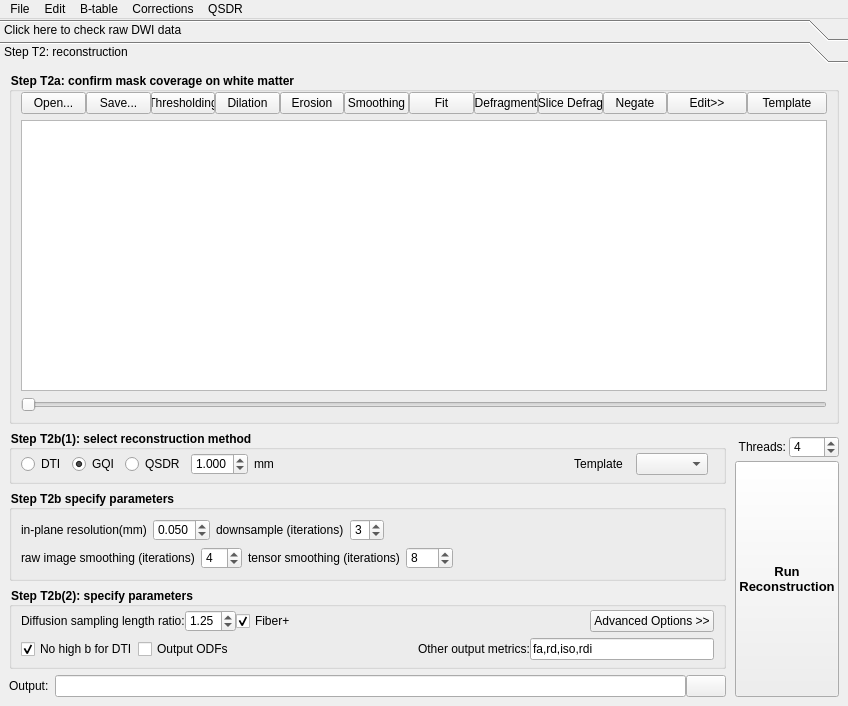
The window that reconstruction/reconstruction_window.ui (frankyeh/DSI-Studio) describes before a commit, drawn with Qt 5.
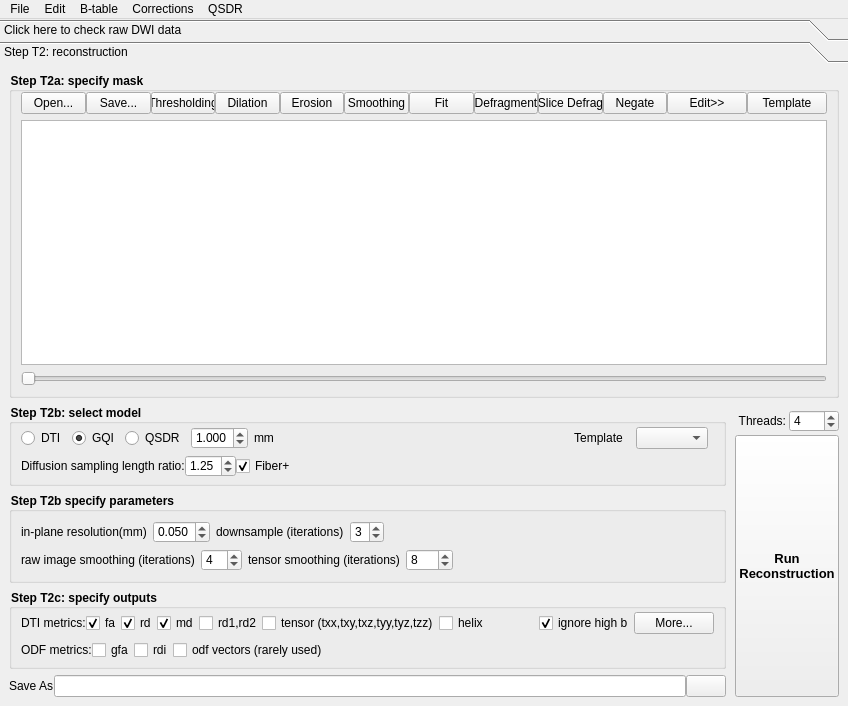
The same window after the commit. Icons and pictures are not drawn.

Commit message: revise reconstruction metrics output

What changed in the file:
```diff
--- a/reconstruction/reconstruction_window.ui
+++ b/reconstruction/reconstruction_window.ui
@@ -394,7 +394,7 @@
          <x>0</x>
          <y>0</y>
          <width>848</width>
-         <height>636</height>
+         <height>637</height>
         </rect>
        </property>
        <attribute name="label">
@@ -404,7 +404,7 @@
         <item>
          <widget class="QGroupBox" name="groupBox_2">
           <property name="title">
-           <string>Step T2a: confirm mask coverage on white matter</string>
+           <string>Step T2a: specify mask</string>
           </property>
           <layout class="QVBoxLayout" name="verticalLayout_2">
            <property name="topMargin">
@@ -594,7 +594,7 @@
             <item>
              <widget class="QGroupBox" name="method_group">
               <property name="title">
-               <string>Step T2b(1): select reconstruction method</string>
+               <string>Step T2b: select model</string>
               </property>
               <layout class="QVBoxLayout" name="verticalLayout_10">
                <property name="spacing">
@@ -711,6 +711,95 @@
                  </item>
                 </layout>
                </item>
+               <item>
+                <layout class="QHBoxLayout" name="horizontalLayout_2">
+                 <property name="spacing">
+                  <number>0</number>
+                 </property>
+                 <property name="topMargin">
+                  <number>0</number>
+                 </property>
+                 <property name="rightMargin">
+                  <number>0</number>
+                 </property>
+                 <item>
+                  <widget class="QWidget" name="GQIOption_2" native="true">
+                   <layout class="QHBoxLayout" name="GQIOption">
+                    <property name="spacing">
+                     <number>0</number>
+                    </property>
+                    <property name="leftMargin">
+                     <number>0</number>
+                    </property>
+                    <property name="topMargin">
+                     <number>0</number>
+                    </property>
+                    <property name="rightMargin">
+                     <number>0</number>
+                    </property>
+                    <property name="bottomMargin">
+                     <number>0</number>
+                    </property>
+                    <item>
+                     <widget class="QLabel" name="label_7">
+                      <property name="text">
+                       <string>Diffusion sampling length ratio:</string>
+                      </property>
+                     </widget>
+                    </item>
+                    <item>
+                     <widget class="QDoubleSpinBox" name="diffusion_sampling">
+                      <property name="maximumSize">
+                       <size>
+                        <width>75</width>
+                        <height>16777215</height>
+                       </size>
+                      </property>
+                      <property name="decimals">
+                       <number>2</number>
+                      </property>
+                      <property name="minimum">
+                       <double>0.050000000000000</double>
+                      </property>
+                      <property name="maximum">
+                       <double>3.000000000000000</double>
+                      </property>
+                      <property name="singleStep">
+                       <double>0.050000000000000</double>
+                      </property>
+                      <property name="value">
+                       <double>1.250000000000000</double>
+                      </property>
+                     </widget>
+                    </item>
+                    <item>
+                     <widget class="QCheckBox" name="odf_resolving">
+                      <property name="text">
+                       <string>Fiber+</string>
+                      </property>
+                      <property name="checked">
+                       <bool>true</bool>
+                      </property>
+                     </widget>
+                    </item>
+                    <item>
+                     <spacer name="horizontalSpacer_5">
+                      <property name="orientation">
+                       <enum>Qt::Horizontal</enum>
+                      </property>
+                      <property name="sizeHint" stdset="0">
+                       <size>
+                        <width>40</width>
+                        <height>20</height>
+                       </size>
+                      </property>
+                     </spacer>
+                    </item>
+                   </layout>
+                  </widget>
+                 </item>
+                </layout>
+               </item>
               </layout>
              </widget>
             </item>
@@ -855,12 +944,9 @@
             <item>
              <widget class="QGroupBox" name="param_group">
               <property name="title">
-               <string>Step T2b(2): specify parameters</string>
+               <string>Step T2c: specify outputs</string>
               </property>
-              <layout class="QVBoxLayout" name="verticalLayout_7">
-               <property name="spacing">
-                <number>6</number>
-               </property>
+              <layout class="QVBoxLayout" name="verticalLayout_15">
                <property name="topMargin">
                 <number>3</number>
                </property>
@@ -868,19 +954,153 @@
                 <number>6</number>
                </property>
                <item>
-                <layout class="QHBoxLayout" name="horizontalLayout_2">
+                <layout class="QHBoxLayout" name="horizontalLayout_12">
                  <property name="spacing">
                   <number>0</number>
                  </property>
                  <property name="topMargin">
                   <number>0</number>
                  </property>
-                 <property name="rightMargin">
+                 <item>
+                  <widget class="QLabel" name="label_8">
+                   <property name="text">
+                    <string>DTI metrics:</string>
+                   </property>
+                  </widget>
+                 </item>
+                 <item>
+                  <widget class="QCheckBox" name="output_fa">
+                   <property name="toolTip">
+                    <string>fa</string>
+                   </property>
+                   <property name="statusTip">
+                    <string>fa</string>
+                   </property>
+                   <property name="text">
+                    <string>fa</string>
+                   </property>
+                   <property name="checked">
+                    <bool>true</bool>
+                   </property>
+                  </widget>
+                 </item>
+                 <item>
+                  <widget class="QCheckBox" name="output_rd">
+                   <property name="toolTip">
+                    <string>rd</string>
+                   </property>
+                   <property name="statusTip">
+                    <string>rd</string>
+                   </property>
+                   <property name="text">
+                    <string>rd</string>
+                   </property>
+                   <property name="checked">
+                    <bool>true</bool>
+                   </property>
+                  </widget>
+                 </item>
+                 <item>
+                  <widget class="QCheckBox" name="output_md">
+                   <property name="toolTip">
+                    <string>md</string>
+                   </property>
+                   <property name="statusTip">
+                    <string>md</string>
+                   </property>
+                   <property name="text">
+                    <string>md</string>
+                   </property>
+                   <property name="checked">
+                    <bool>true</bool>
+                   </property>
+                  </widget>
+                 </item>
+                 <item>
+                  <widget class="QCheckBox" name="output_rd12">
+                   <property name="toolTip">
+                    <string>rd1,rd2</string>
+                   </property>
+                   <property name="statusTip">
+                    <string>rd1,rd2</string>
+                   </property>
+                   <property name="text">
+                    <string>rd1,rd2</string>
+                   </property>
+                  </widget>
+                 </item>
+                 <item>
+                  <widget class="QCheckBox" name="output_tensor">
+                   <property name="toolTip">
+                    <string>tensor</string>
+                   </property>
+                   <property name="statusTip">
+                    <string>tensor</string>
+                   </property>
+                   <property name="text">
+                    <string>tensor (txx,txy,txz,tyy,tyz,tzz)</string>
+                   </property>
+                  </widget>
+                 </item>
+                 <item>
+                  <widget class="QCheckBox" name="output_helix">
+                   <property name="statusTip">
+                    <string>helix</string>
+                   </property>
+                   <property name="text">
+                    <string>helix</string>
+                   </property>
+                  </widget>
+                 </item>
+                 <item>
+                  <spacer name="horizontalSpacer_10">
+                   <property name="orientation">
+                    <enum>Qt::Horizontal</enum>
+                   </property>
+                   <property name="sizeHint" stdset="0">
+                    <size>
+                     <width>40</width>
+                     <height>20</height>
+                    </size>
+                   </property>
+                  </spacer>
+                 </item>
+                 <item>
+                  <widget class="QCheckBox" name="dti_ignore_high_b">
+                   <property name="toolTip">
+                    <string>Calculate tensor-based metrics using DWI lower than 1750 s/mm2</string>
+                   </property>
+                   <property name="statusTip">
+                    <string>calculate DTI metrics by using only b &lt; 1750</string>
+                   </property>
+                   <property name="text">
+                    <string>ignore high b</string>
+                   </property>
+                   <property name="checked">
+                    <bool>true</bool>
+                   </property>
+                  </widget>
+                 </item>
+                 <item>
+                  <widget class="QPushButton" name="more_outputs">
+                   <property name="text">
+                    <string>More...</string>
+                   </property>
+                  </widget>
+                 </item>
+                </layout>
+               </item>
+               <item>
+                <layout class="QHBoxLayout" name="horizontalLayout_18">
+                 <property name="spacing">
                   <number>0</number>
                  </property>
+                 <property name="bottomMargin">
+                  <number>0</number>
+                 </property>
                  <item>
-                  <widget class="QWidget" name="GQIOption_2" native="true">
-                   <layout class="QHBoxLayout" name="GQIOption">
+                  <widget class="QWidget" name="ODF_metrics" native="true">
+                   <layout class="QHBoxLayout" name="horizontalLayout_13">
                     <property name="spacing">
                      <number>0</number>
                     </property>
@@ -897,118 +1117,39 @@
                      <number>0</number>
                     </property>
                     <item>
-                     <widget class="QLabel" name="label_7">
+                     <widget class="QLabel" name="label_10">
                       <property name="text">
-                       <string>Diffusion sampling length ratio:</string>
+                       <string>ODF metrics:</string>
                       </property>
                      </widget>
                     </item>
                     <item>
-                     <widget class="QDoubleSpinBox" name="diffusion_sampling">
-                      <property name="maximumSize">
-                       <size>
-                        <width>75</width>
-                        <height>16777215</height>
-                       </size>
+                     <widget class="QCheckBox" name="output_gfa">
+                      <property name="statusTip">
+                       <string>gfa</string>
                       </property>
-                      <property name="decimals">
-                       <number>2</number>
-                      </property>
-                      <property name="minimum">
-                       <double>0.050000000000000</double>
-                      </property>
-                      <property name="maximum">
-                       <double>3.000000000000000</double>
-                      </property>
-                      <property name="singleStep">
-                       <double>0.050000000000000</double>
-                      </property>
-                      <property name="value">
-                       <double>1.250000000000000</double>
-                      </property>
-                     </widget>
-                    </item>
-                    <item>
-                     <widget class="QCheckBox" name="odf_resolving">
                       <property name="text">
-                       <string>Fiber+</string>
+                       <string>gfa</string>
                       </property>
-                      <property name="checked">
-                       <bool>true</bool>
-                      </property>
                      </widget>
                     </item>
                     <item>
-                     <spacer name="horizontalSpacer_5">
-                      <property name="orientation">
-                       <enum>Qt::Horizontal</enum>
-                      </property>
-                      <property name="sizeHint" stdset="0">
-                       <size>
-                        <width>40</width>
-                        <height>20</height>
-                       </size>
-                      </property>
-                     </spacer>
-                    </item>
-                    <item>
-                     <widget class="QPushButton" name="AdvancedOptions">
-                      <property name="text">
-                       <string>Advanced Options &gt;&gt;</string>
-                      </property>
-                     </widget>
-                    </item>
-                   </layout>
-                  </widget>
-                 </item>
-                </layout>
-               </item>
-               <item>
-                <widget class="QWidget" name="AdvancedWidget" native="true">
-                 <layout class="QVBoxLayout" name="verticalLayout_12">
-                  <property name="spacing">
-                   <number>0</number>
-                  </property>
-                  <property name="leftMargin">
-                   <number>0</number>
-                  </property>
-                  <property name="topMargin">
-                   <number>0</number>
-                  </property>
-                  <property name="rightMargin">
-                   <number>0</number>
-                  </property>
-                  <property name="bottomMargin">
-                   <number>0</number>
-                  </property>
-                  <item>
-                   <layout class="QHBoxLayout" name="horizontalLayout_18">
-                    <property name="bottomMargin">
-                     <number>0</number>
-                    </property>
-                    <item>
-                     <widget class="QCheckBox" name="dti_no_high_b">
-                      <property name="toolTip">
-                       <string>Calculate tensor-based metrics using DWI lower than 1750 s/mm2</string>
-                      </property>
+                     <widget class="QCheckBox" name="output_rdi">
                       <property name="statusTip">
                        <string>calculate DTI metrics by using only b &lt; 1750</string>
                       </property>
                       <property name="text">
-                       <string>No high b for DTI</string>
+                       <string>rdi</string>
                       </property>
-                      <property name="checked">
-                       <bool>true</bool>
-                      </property>
                      </widget>
                     </item>
                     <item>
-                     <widget class="QCheckBox" name="RecordODF">
+                     <widget class="QCheckBox" name="output_odf">
                       <property name="statusTip">
                        <string>Output ODFs in the FIB file (will increase file size)</string>
                       </property>
                       <property name="text">
-                       <string>Output ODFs</string>
+                       <string>odf vectors (rarely used)</string>
                       </property>
                      </widget>
                     </item>
@@ -1025,27 +1166,10 @@
                       </property>
                      </spacer>
                     </item>
-                    <item>
-                     <widget class="QLabel" name="label">
-                      <property name="toolTip">
-                       <string>&lt;html&gt;&lt;head/&gt;&lt;body&gt;&lt;p&gt;e.g., fa,md,ad,rd,tensor,helix,gfa,nqa,rdi,nrdi,jdet,mapping, or 'all' for all metrics&lt;/p&gt;&lt;/body&gt;&lt;/html&gt;</string>
-                      </property>
-                      <property name="text">
-                       <string>Other output metrics:</string>
-                      </property>
-                     </widget>
-                    </item>
-                    <item>
-                     <widget class="QLineEdit" name="other_output">
-                      <property name="text">
-                       <string>fa,rd,iso,rdi</string>
-                      </property>
-                     </widget>
-                    </item>
                    </layout>
-                  </item>
-                 </layout>
-                </widget>
+                  </widget>
+                 </item>
+                </layout>
                </item>
               </layout>
              </widget>
@@ -1077,7 +1201,7 @@
                <item>
                 <widget class="QLabel" name="label_6">
                  <property name="text">
-                  <string>Output:  </string>
+                  <string>Save As</string>
                  </property>
                 </widget>
                </item>
```
Left out of the diff: 10 changed lines with no effect on the pictures. The commit also changes 7 other files.
